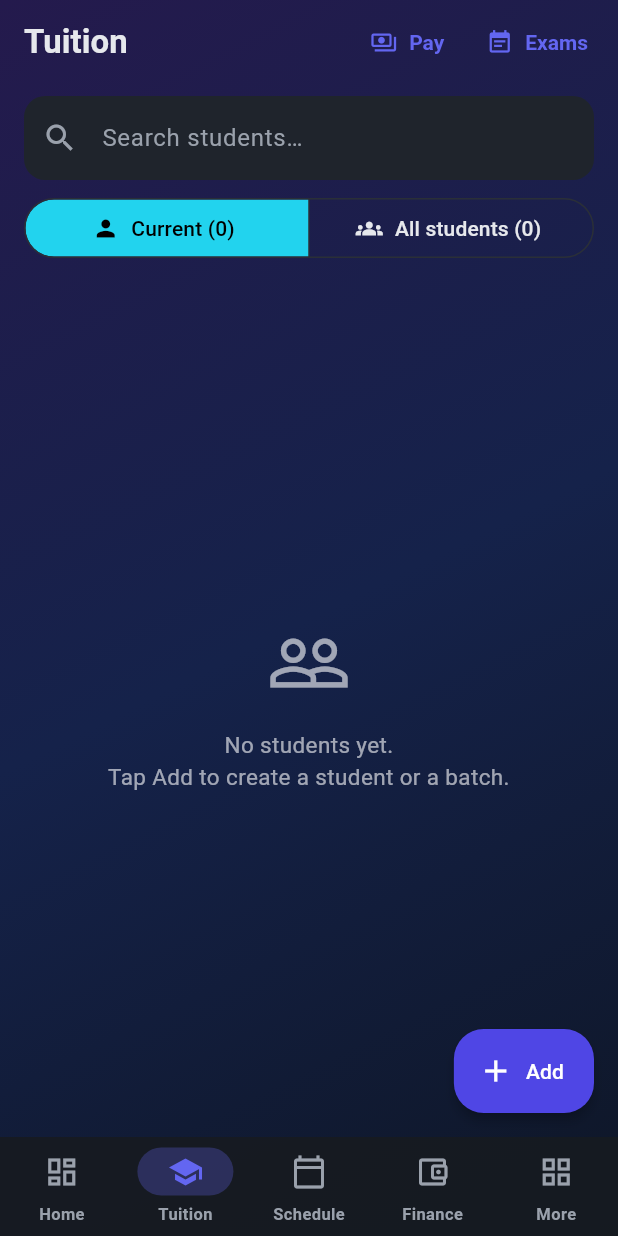
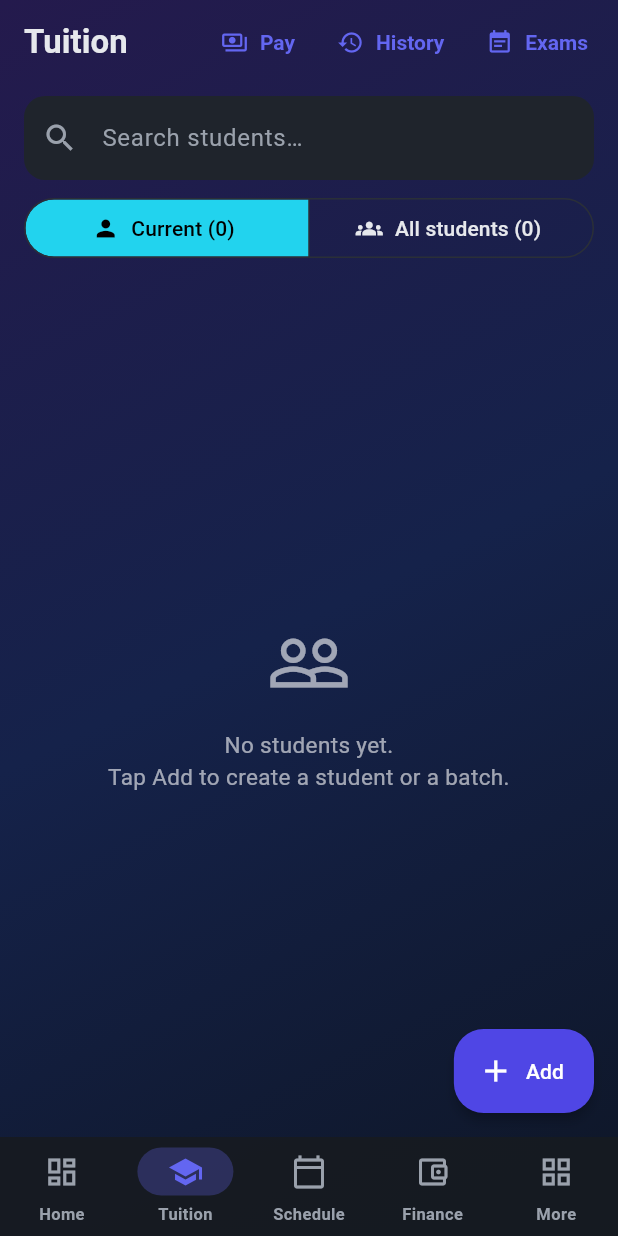
Before and after one commit to mdzarifuddin/Life-Tracker-Pro, a Flutter app: the screen it shows after launch, item 2 of the bottom bar chosen, on a phone screen of 412 x 824 dp. Run offline on Flutter 3.47's test engine with Material 3 defaults, Android fonts, the phone set to English and light mode, and no system bars; our stand-ins replace file_picker, flutter_native_contact_picker, flutter_riverpod, go_router, hive_flutter, image_picker and 4 more; missing offline and left inert: a package; accounts and stored records are empty; network calls fail.

Commit message:
Tuition History button next to Pay in the Tuition tab; removed from More
Co-Authored-By: Claude Sonnet 5.5 <noreply@anthropic.com>

```diff
--- a/app/lib/app.dart
+++ b/app/lib/app.dart
@@ -37,6 +37,7 @@ final _router = GoRouter(
             builder: (c, s) => const StudentsScreen(),
             routes: [
               GoRoute(path: 'payments', builder: (c, s) => const PaymentsScreen()),
+              GoRoute(path: 'history', builder: (c, s) => const HistoryScreen()),
               GoRoute(path: 'exams', builder: (c, s) => const ExamsScreen()),
               GoRoute(
                 path: ':id',
@@ -62,7 +63,6 @@ final _router = GoRouter(
               GoRoute(path: 'jobprep', builder: (c, s) => const JobPrepScreen()),
               GoRoute(path: 'thesis', builder: (c, s) => const ThesisScreen()),
               GoRoute(path: 'lists', builder: (c, s) => const ListsScreen()),
-              GoRoute(path: 'history', builder: (c, s) => const HistoryScreen()),
               GoRoute(path: 'settings', builder: (c, s) => const SettingsScreen()),
             ],
           ),
--- a/app/lib/features/more/more_screen.dart
+++ b/app/lib/features/more/more_screen.dart
@@ -13,7 +13,6 @@ class MoreScreen extends StatelessWidget {
       _MoreItem(Icons.account_balance, 'Govt Job Prep', 'Daily MCQ targets', AppColors.savingsGrad, '/more/jobprep'),
       _MoreItem(Icons.school, 'MSc Thesis', 'Stage-wise progress', AppColors.primaryGrad, '/more/thesis'),
       _MoreItem(Icons.shopping_cart, 'Family Lists', 'Bazar & future needs', AppColors.accentGrad, '/more/lists'),
-      _MoreItem(Icons.history, 'Tuition History', 'All classes, payments, JSON export', AppColors.incomeGrad, '/more/history'),
     ];
     return Scaffold(
       appBar: AppBar(title: const Text('More')),
--- a/app/lib/features/settings/settings_screen.dart
+++ b/app/lib/features/settings/settings_screen.dart
@@ -63,7 +63,7 @@ class SettingsScreen extends ConsumerWidget {
                 leading: const Icon(Icons.history, color: AppColors.savings),
                 title: const Text('Tuition history (JSON)'),
                 subtitle: const Text('All classes and payments per student: view, export, import'),
-                onTap: () => context.go('/more/history'),
+                onTap: () => context.push('/students/history'),
               ),
               ListTile(
                 leading: const Icon(Icons.save_alt, color: AppColors.income),
--- a/app/lib/features/students/students_screen.dart
+++ b/app/lib/features/students/students_screen.dart
@@ -91,6 +91,10 @@ class _StudentsScreenState extends ConsumerState<StudentsScreen> {
               onPressed: () => context.push('/students/payments'),
               icon: const Icon(Icons.payments_outlined, size: 18),
               label: const Text('Pay')),
+          TextButton.icon(
+              onPressed: () => context.push('/students/history'),
+              icon: const Icon(Icons.history, size: 18),
+              label: const Text('History')),
           TextButton.icon(
               onPressed: () => context.push('/students/exams'),
               icon: const Icon(Icons.event_note, size: 18),
```
Also changed, not shown: 1 other file.
